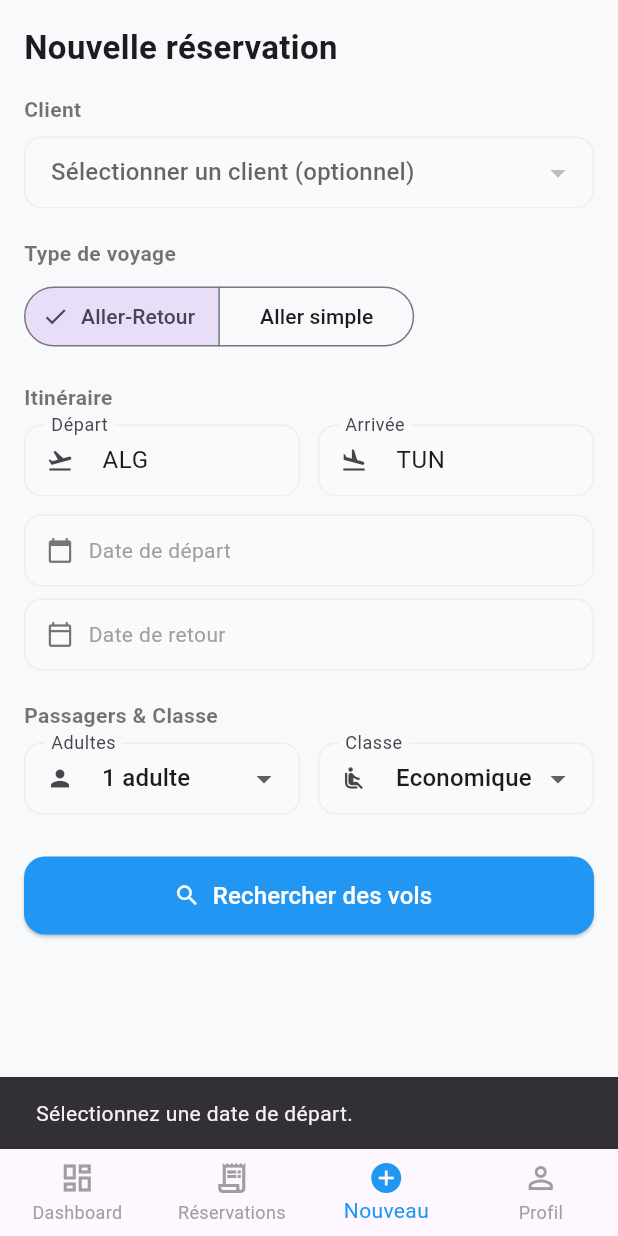
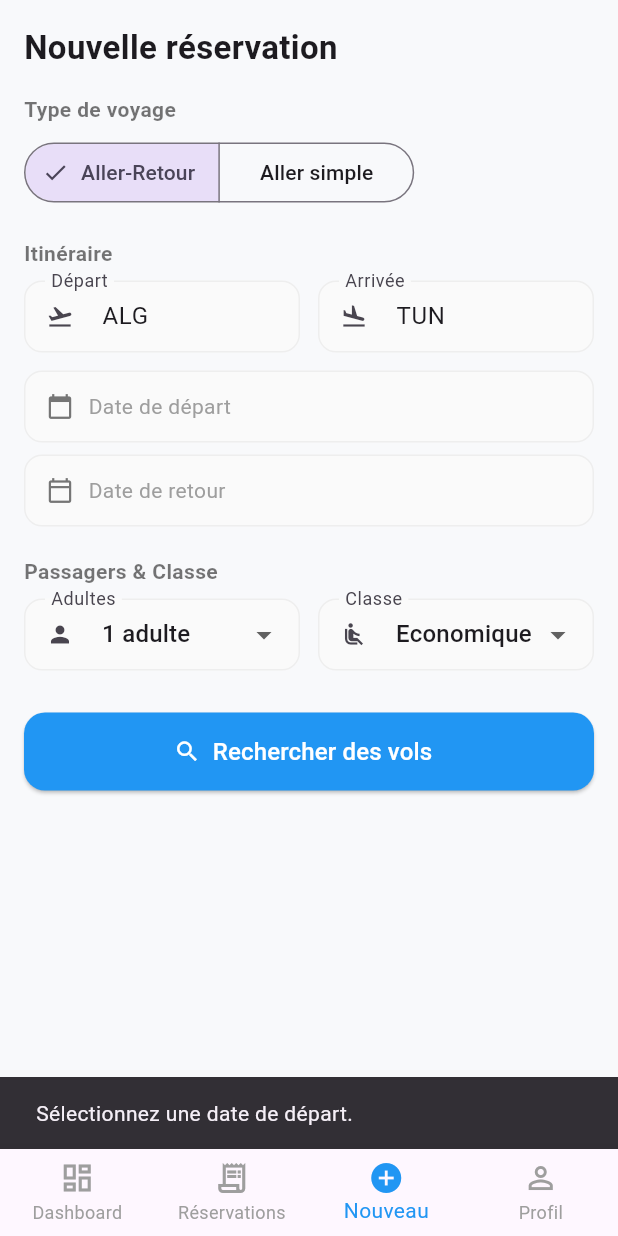
Before and after one commit to badroladdd/pfe, a Flutter app: the AgentNavigation screen opened directly, item 3 of the bottom bar chosen, after a tap on "Rechercher des vols", on a phone screen of 412 x 824 dp. Run offline on Flutter 3.47's test engine with Material 3 defaults, Android fonts, the phone set to English and light mode, and no system bars; our stand-ins replace pdf, printing, shared_preferences; accounts and stored records are empty; network calls fail.

Commit message:
fix: overflow fixes, DZD in PDF, delete promo 204, remove client selector
- Fix RenderFlex overflows in admin users, agent reservations, agent new booking
- Remove client selector from agent new booking screen
- Fix 204 No Content response for delete promo code
- Fix DZD display for fixed promo codes (no double conversion)
- Add isExpanded to agent booking dropdowns
- Convert PDF ticket price to DZD
- Replace airplane emoji with text arrow in PDF (emoji not supported)
- Add Flexible/Expanded to prevent text overflows

Co-Authored-By: Claude Sonnet 4.6 <noreply@anthropic.com>

```diff
--- a/myapp/lib/api.dart
+++ b/myapp/lib/api.dart
@@ -619,10 +619,14 @@ class ApiClient {
   Map<String, dynamic> _handleResponse(http.Response response) {
     debugPrint('[API] ← ${response.statusCode} (${response.body.length} bytes)');
 
+    // 204 No Content — reponse vide valide (DELETE)
+    if (response.statusCode == 204) return {};
+
     Map<String, dynamic> body;
     try {
       body = jsonDecode(response.body) as Map<String, dynamic>;
     } catch (_) {
+      if (response.statusCode >= 200 && response.statusCode < 300) return {};
       throw ApiException(
         'Réponse invalide du serveur.',
         statusCode: response.statusCode,
--- a/myapp/lib/screens/admin/admin_promo_screen.dart
+++ b/myapp/lib/screens/admin/admin_promo_screen.dart
@@ -1,6 +1,5 @@
 import 'package:flutter/material.dart';
 import 'package:myapp/api.dart';
-import 'package:myapp/utils/currency.dart';
 
 class AdminPromoScreen extends StatefulWidget {
   const AdminPromoScreen({super.key});
@@ -251,7 +250,7 @@ class _PromoCard extends StatelessWidget {
               runSpacing: 6,
               children: [
                 _chip(
-                  type == 'percent' ? '-$value%' : '-${formatDzdFromString(value)} remise',
+                  type == 'percent' ? '-$value%' : '-${double.tryParse(value)?.toStringAsFixed(0) ?? value} DZD remise',
                   Icons.local_offer_outlined,
                   Colors.blue,
                 ),
--- a/myapp/lib/screens/admin/admin_reservations_screen.dart
+++ b/myapp/lib/screens/admin/admin_reservations_screen.dart
@@ -162,7 +162,7 @@ class _AdminReservationsScreenState extends State<AdminReservationsScreen> {
                               Text(ref,
                                   style: const TextStyle(fontWeight: FontWeight.bold, fontSize: 15)),
                               Container(
-                                padding: const EdgeInsets.symmetric(horizontal: 10, vertical: 4),
+                                padding: const EdgeInsets.symmetric(horizontal: 10, vertical: 2),
                                 decoration: BoxDecoration(
                                   color: _statusColor(statusStr).withValues(alpha: 0.1),
                                   borderRadius: BorderRadius.circular(20),
--- a/myapp/lib/screens/agent/agent_new_booking_screen.dart
+++ b/myapp/lib/screens/agent/agent_new_booking_screen.dart
@@ -14,11 +14,6 @@ class AgentNewBookingScreen extends StatefulWidget {
 class _AgentNewBookingScreenState extends State<AgentNewBookingScreen> {
   final _api = ApiClient();
 
-  // Client selection
-  List<Map<String, dynamic>> _clients = [];
-  Map<String, dynamic>? _selectedClient;
-  bool _loadingClients = true;
-
   // Search fields
   final _originCtrl      = TextEditingController(text: 'ALG');
   final _destCtrl        = TextEditingController(text: 'TUN');
@@ -33,7 +28,6 @@ class _AgentNewBookingScreenState extends State<AgentNewBookingScreen> {
   @override
   void initState() {
     super.initState();
-    _loadClients();
   }
 
   @override
@@ -43,17 +37,6 @@ class _AgentNewBookingScreenState extends State<AgentNewBookingScreen> {
     super.dispose();
   }
 
-  Future<void> _loadClients() async {
-    try {
-      final list = await _api.listAdminUsers();
-      setState(() {
-        _clients = list.where((u) => u['role'] == 'client').toList();
-        _loadingClients = false;
-      });
-    } catch (_) {
-      setState(() => _loadingClients = false);
-    }
-  }
 
   String _toTravelClass(String v) {
     switch (v) {
@@ -135,7 +118,7 @@ class _AgentNewBookingScreenState extends State<AgentNewBookingScreen> {
           builder: (_) => _AgentFlightsResultScreen(
             flights: flights,
             rawOffers: valid,
-            selectedClient: _selectedClient,
+            selectedClient: null,
             onBookingCreated: widget.onBookingCreated,
           ),
         ),
@@ -160,24 +143,6 @@ class _AgentNewBookingScreenState extends State<AgentNewBookingScreen> {
           const Text('Nouvelle réservation',
               style: TextStyle(fontSize: 22, fontWeight: FontWeight.bold)),
           const SizedBox(height: 16),
-
-          // ── Client selector ──────────────────────────────────────
-          _sectionTitle('Client'),
-          const SizedBox(height: 8),
-          _loadingClients
-              ? const Center(child: CircularProgressIndicator())
-              : DropdownButtonFormField<Map<String, dynamic>>(
-                  initialValue: _selectedClient,
-                  hint: const Text('Sélectionner un client (optionnel)'),
-                  decoration: _inputDecoration(),
-                  items: _clients.map((c) => DropdownMenuItem(
-                    value: c,
-                    child: Text('${c['first_name']} ${c['last_name']} — ${c['email']}'),
-                  )).toList(),
-                  onChanged: (v) => setState(() => _selectedClient = v),
-                ),
-
-          const SizedBox(height: 20),
 
           // ── Trip mode ────────────────────────────────────────────
           _sectionTitle('Type de voyage'),
@@ -238,6 +203,7 @@ class _AgentNewBookingScreenState extends State<AgentNewBookingScreen> {
               Expanded(
                 child: DropdownButtonFormField<int>(
                   initialValue: _adults,
+                  isExpanded: true,
                   decoration: _inputDecoration(label: 'Adultes', icon: Icons.person),
                   items: List.generate(9, (i) => i + 1)
                       .map((n) => DropdownMenuItem(value: n, child: Text('$n adulte${n > 1 ? 's' : ''}')))
@@ -249,6 +215,7 @@ class _AgentNewBookingScreenState extends State<AgentNewBookingScreen> {
               Expanded(
                 child: DropdownButtonFormField<String>(
                   initialValue: _cabinClass,
+                  isExpanded: true,
                   decoration: _inputDecoration(label: 'Classe', icon: Icons.airline_seat_recline_normal),
                   items: ['Economique', 'Affaires', 'Première']
                       .map((c) => DropdownMenuItem(value: c, child: Text(c)))
```
Also changed, not shown: myapp/lib/screens/admin/admin_users_screen.dart (+17 -6 lines), myapp/lib/screens/agent/agent_reservations_screen.dart (+45 -18 lines), myapp/lib/utils/ticket_pdf.dart (+5 -4 lines), 1 other file.
